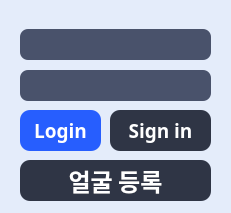
Qt form client/login.ui (sihyeokpark/auto-attendance) before a commit.
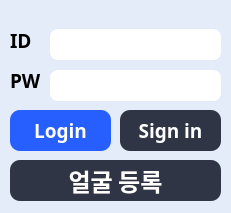
The same form after that commit.

The edit to the form file:
```diff
--- a/client/login.ui
+++ b/client/login.ui
@@ -19,9 +19,9 @@
   <widget class="QLineEdit" name="le_id">
    <property name="geometry">
     <rect>
-     <x>20</x>
+     <x>50</x>
      <y>29</y>
-     <width>191</width>
+     <width>171</width>
      <height>31</height>
     </rect>
    </property>
@@ -34,9 +34,9 @@
     </font>
    </property>
    <property name="styleSheet">
-    <string notr="true">background-color: #49526b;
+    <string notr="true">background-color: #ffffff;
 border-radius: 8px;
-color: #ffffff;
+color: #000000;
 padding-right: 3px;
 padding-left: 3px;
 padding-bottom: 1px;</string>
@@ -45,9 +45,9 @@
   <widget class="QLineEdit" name="le_pw">
    <property name="geometry">
     <rect>
-     <x>20</x>
+     <x>50</x>
      <y>70</y>
-     <width>191</width>
+     <width>171</width>
      <height>31</height>
     </rect>
    </property>
@@ -60,9 +60,9 @@
     </font>
    </property>
    <property name="styleSheet">
-    <string notr="true">background-color: #49526b;
+    <string notr="true">background-color: #ffffff;
 border-radius: 8px;
-color: #ffffff;
+color: #000000;
 padding-right: 3px;
 padding-left: 3px;
 padding-bottom: 1px;</string>
@@ -71,9 +71,9 @@
   <widget class="QPushButton" name="btn_login">
    <property name="geometry">
     <rect>
-     <x>20</x>
+     <x>10</x>
      <y>110</y>
-     <width>81</width>
+     <width>101</width>
      <height>41</height>
     </rect>
    </property>
@@ -102,7 +102,7 @@
   <widget class="QPushButton" name="btn_signin">
    <property name="geometry">
     <rect>
-     <x>110</x>
+     <x>120</x>
      <y>110</y>
      <width>101</width>
      <height>41</height>
@@ -135,9 +135,9 @@
   <widget class="QPushButton" name="btn_registerFace">
    <property name="geometry">
     <rect>
-     <x>20</x>
+     <x>10</x>
      <y>160</y>
-     <width>191</width>
+     <width>211</width>
      <height>41</height>
     </rect>
    </property>
@@ -165,6 +165,48 @@
     <string>얼굴 등록</string>
    </property>
   </widget>
+  <widget class="QLabel" name="label">
+   <property name="geometry">
+    <rect>
+     <x>10</x>
+     <y>20</y>
+     <width>31</width>
+     <height>41</height>
+    </rect>
+   </property>
+   <property name="font">
+    <font>
+     <family>Noto Sans KR</family>
+     <pointsize>14</pointsize>
+     <weight>75</weight>
+     <bold>true</bold>
+    </font>
+   </property>
+   <property name="text">
+    <string>ID</string>
+   </property>
+  </widget>
+  <widget class="QLabel" name="label_2">
+   <property name="geometry">
+    <rect>
+     <x>10</x>
+     <y>60</y>
+     <width>31</width>
+     <height>41</height>
+    </rect>
+   </property>
+   <property name="font">
+    <font>
+     <family>Noto Sans KR</family>
+     <pointsize>14</pointsize>
+     <weight>75</weight>
+     <bold>true</bold>
+    </font>
+   </property>
+   <property name="text">
+    <string>PW</string>
+   </property>
+  </widget>
  </widget>
  <resources/>
  <connections/>
```
